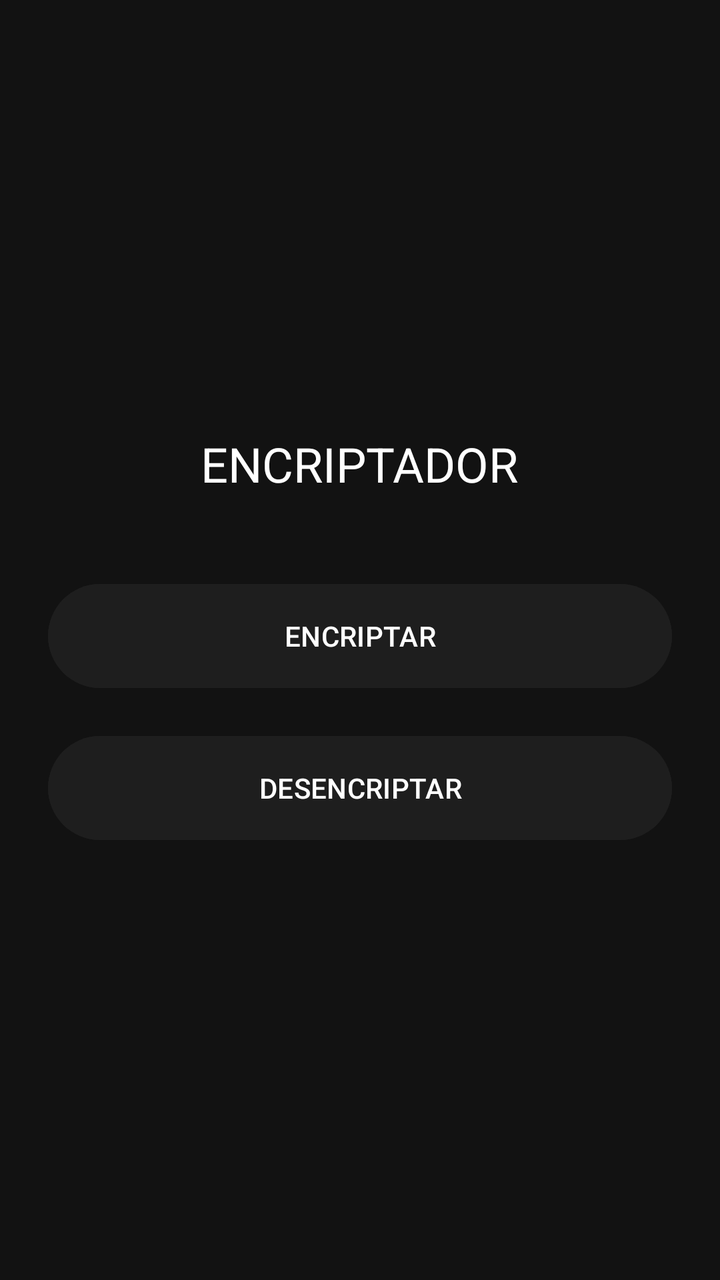
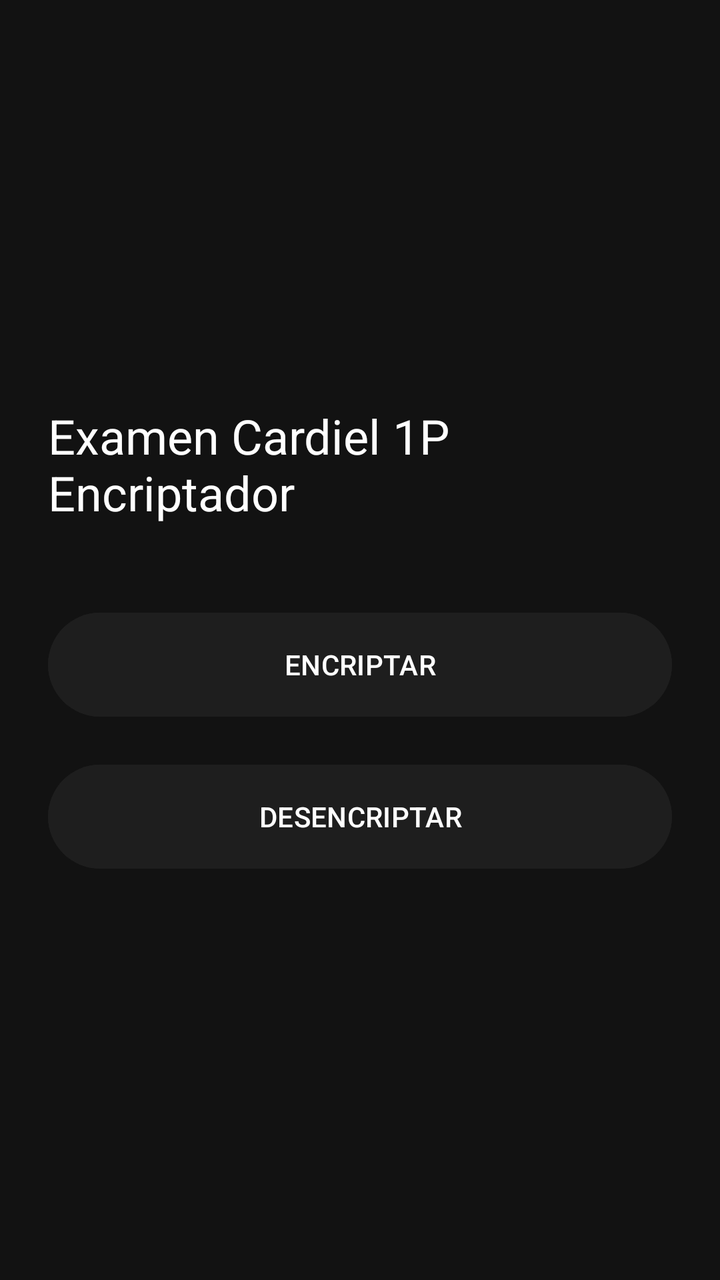

An Android layout rendered at two revisions. The XML below is the earlier revision; the diff shows what the commit changed to produce the second picture.
<!-- AndroidManifest.xml: application theme Theme.ExamenCardiel -->
<!-- res/layout/activity_main.xml -->
<?xml version="1.0" encoding="utf-8"?>
<LinearLayout xmlns:android="http://schemas.android.com/apk/res/android"
    android:id="@+id/main"
    android:layout_width="match_parent"
    android:layout_height="match_parent"
    android:orientation="vertical"
    android:gravity="center"
    android:padding="24dp"
    android:background="#121212">

    <TextView
        android:layout_width="wrap_content"
        android:layout_height="wrap_content"
        android:text="ENCRIPTADOR"
        android:textColor="#FFFFFF"
        android:textSize="24sp"
        android:layout_marginBottom="40dp" />

    <Button
        android:id="@+id/btnIrEncriptar"
        android:layout_width="match_parent"
        android:layout_height="60dp"
        android:text="ENCRIPTAR"
        android:backgroundTint="#1E1E1E"
        android:textColor="#FFFFFF"
        android:layout_marginBottom="16dp" />

    <Button
        android:id="@+id/btnIrDesencriptar"
        android:layout_width="match_parent"
        android:layout_height="60dp"
        android:text="DESENCRIPTAR"
        android:backgroundTint="#1E1E1E"
        android:textColor="#FFFFFF" />
</LinearLayout>
<!-- resources referenced by this layout -->
<resources>
  <style name="Theme.ExamenCardiel" parent="Base.Theme.ExamenCardiel" />
  <style name="Base.Theme.ExamenCardiel" parent="Theme.Material3.DayNight.NoActionBar">
          
          
      </style>
</resources>

<!-- the commit's change to res/layout/activity_main.xml (unified diff, before → after) -->
@@ -11,7 +11,7 @@
     <TextView
         android:layout_width="wrap_content"
         android:layout_height="wrap_content"
-        android:text="ENCRIPTADOR"
+        android:text="Examen Cardiel 1P Encriptador"
         android:textColor="#FFFFFF"
         android:textSize="24sp"
         android:layout_marginBottom="40dp" />
